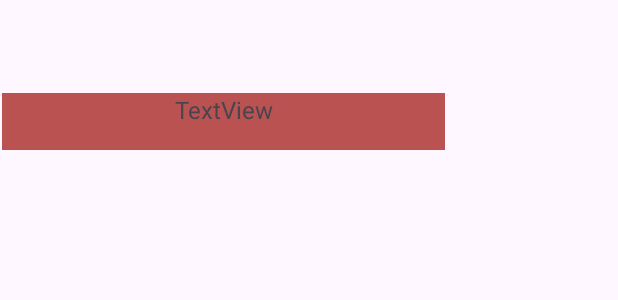
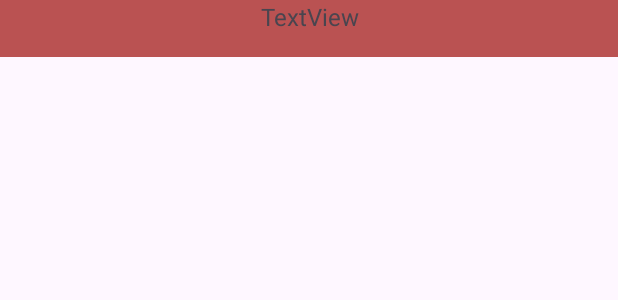
Before and after one commit to NovusEdge/OOP_Project, an Android app: the layout activity_city_view.xml on its own in the app's theme, with its tools: preview values and no code run, on a phone screen of 412 x 824 dp. Shown: the top 300 px of the screen. Run offline under Robolectric (Android 15) with nearby library versions, the phone set to English and light mode, and no system bars.

Commit message:
Final Version

```diff
--- a/app/src/main/java/com/example/oop_project/activities/MainActivity.java
+++ b/app/src/main/java/com/example/oop_project/activities/MainActivity.java
@@ -30,7 +30,7 @@ import java.util.concurrent.ExecutorService;
 import java.util.concurrent.Executors;
 
 public class MainActivity extends AppCompatActivity {
-    public static String CITY_HISTORY_FILE = "city_history.txt";
+    public static String CITY_HISTORY_FILE = "city_history.data";
     public static ArrayList<String> cityList = new ArrayList<>();
 
     public static String currentCity;
@@ -95,7 +95,7 @@ public class MainActivity extends AppCompatActivity {
 
     private void writeToCityFile(Context context) {
         try {
-            ObjectOutputStream userWriter = new ObjectOutputStream(context.openFileOutput(CITY_HISTORY_FILE, Context.MODE_PRIVATE));
+            ObjectOutputStream userWriter = new ObjectOutputStream(context.openFileOutput(CITY_HISTORY_FILE, Context.MODE_APPEND));
             userWriter.writeObject(cityList);
             userWriter.close();
         } catch (IOException e) {
--- a/app/src/main/java/com/example/oop_project/helper_classes/SearchHistoryListAdapter.java
+++ b/app/src/main/java/com/example/oop_project/helper_classes/SearchHistoryListAdapter.java
@@ -1,6 +1,7 @@
 package com.example.oop_project.helper_classes;
 
 import static com.example.oop_project.activities.MainActivity.cityList;
+import static com.example.oop_project.activities.MainActivity.currentCity;
 
 import android.content.Context;
 import android.view.LayoutInflater;
@@ -27,6 +28,9 @@ public class SearchHistoryListAdapter extends RecyclerView.Adapter<SearchHistory
     @Override
     public void onBindViewHolder(@NonNull SearchHistoryViewHolder holder, int position) {
         holder.cityNameTextView.setText(cityList.get(position));
+        holder.cityNameTextView.setOnClickListener(v -> {
+            currentCity = cityList.get(holder.getAdapterPosition());
+        });
     }
 
     @Override
--- a/app/src/main/java/com/example/oop_project/helper_classes/SearchHistoryViewHolder.java
+++ b/app/src/main/java/com/example/oop_project/helper_classes/SearchHistoryViewHolder.java
@@ -14,10 +14,6 @@ public class SearchHistoryViewHolder extends RecyclerView.ViewHolder {
 
     public SearchHistoryViewHolder(@NonNull View itemView) {
         super(itemView);
-        cityNameTextView = itemView.findViewById(R.id.cityName);
-    }
-
-    public void bind(String cityName) {
-        cityNameTextView.setText(cityName);
+        cityNameTextView = (TextView) itemView.findViewById(R.id.cityName);
     }
 }
--- a/app/src/main/res/layout/activity_city_view.xml
+++ b/app/src/main/res/layout/activity_city_view.xml
@@ -7,23 +7,17 @@
     android:layout_height="match_parent"
     tools:context=".activities.SearchHistoryView">
 
-    <RelativeLayout
-        android:layout_width="410dp"
-        android:layout_height="729dp"
-        app:layout_constraintBottom_toBottomOf="parent"
+    <TextView
+        android:id="@+id/cityName"
+        android:layout_width="match_parent"
+        android:layout_height="38dp"
+        android:background="#BA5252"
+        android:text="TextView"
+        android:textAlignment="center"
+        android:textSize="16sp"
         app:layout_constraintEnd_toEndOf="parent"
+        app:layout_constraintHorizontal_bias="0.0"
         app:layout_constraintStart_toStartOf="parent"
-        app:layout_constraintTop_toTopOf="parent"
-        app:layout_constraintVertical_bias="0.062">
+        tools:layout_editor_absoluteY="64dp" />
 
-        <TextView
-            android:id="@+id/cityName"
-            android:layout_width="295dp"
-            android:layout_height="38dp"
-            android:layout_marginTop="56dp"
-            android:background="#BA5252"
-            android:text="TextView"
-            android:textAlignment="center"
-            android:textSize="16sp" />
-    </RelativeLayout>
 </androidx.constraintlayout.widget.ConstraintLayout>
```
Also changed, not shown: app/src/main/java/com/example/oop_project/city_history.txt (deleted), 1 other file.
